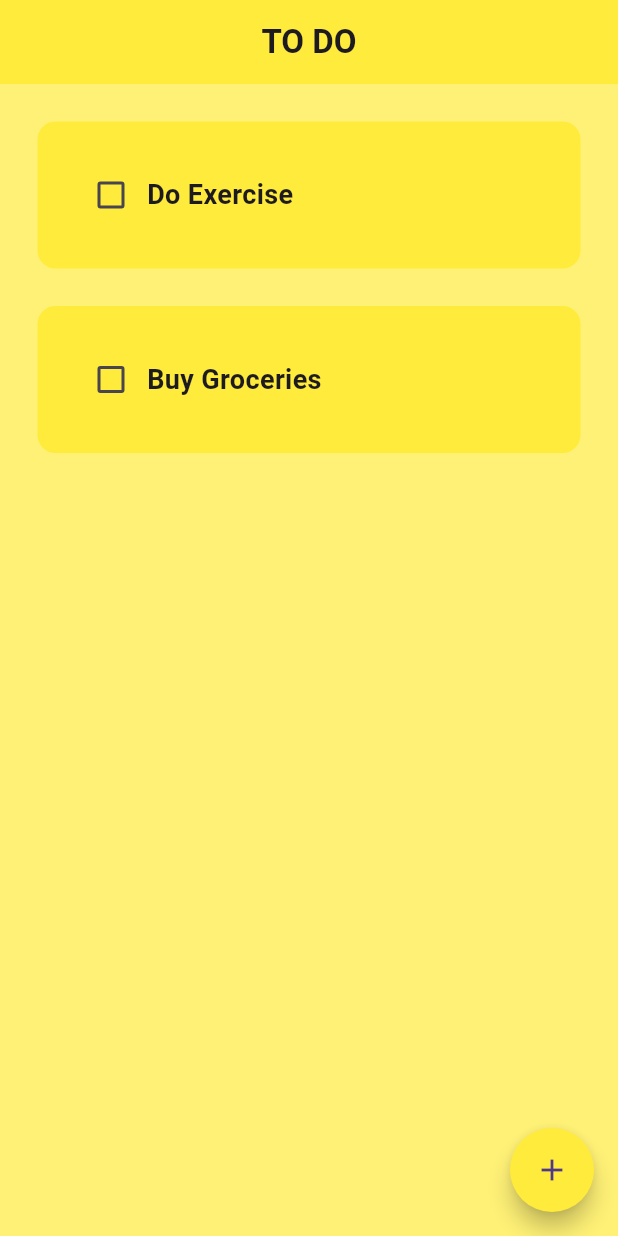
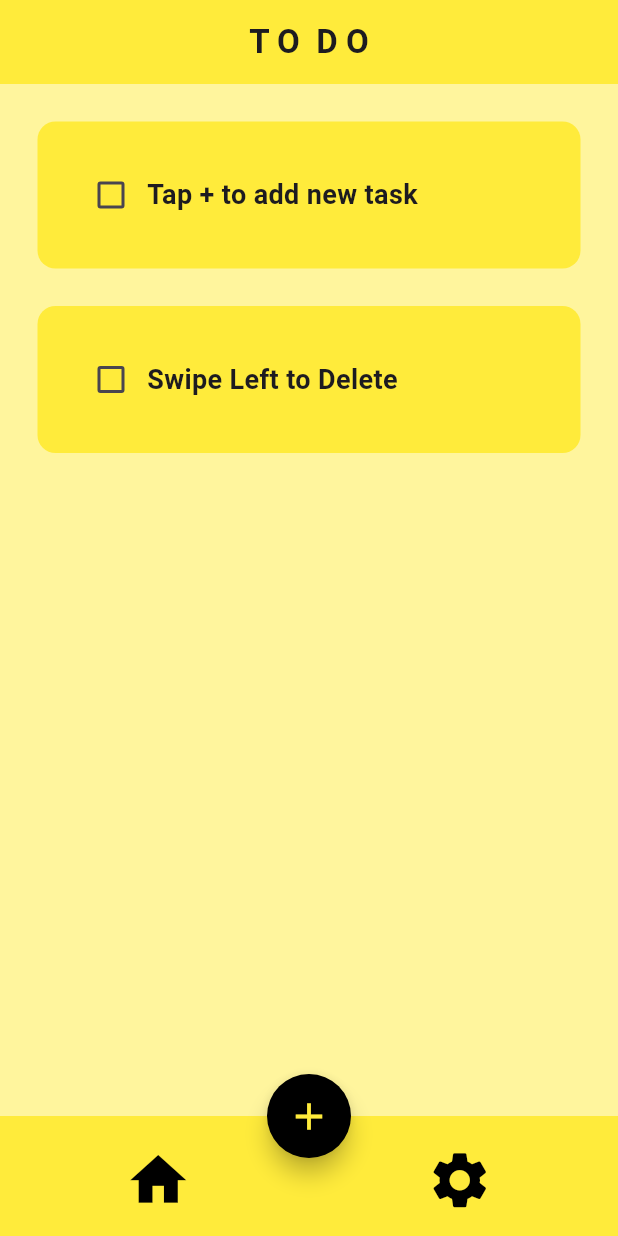
Before and after one commit to m-aqsam/flutter-functional-apps, a Flutter app: the screen it shows after launch, on a phone screen of 412 x 824 dp. Run offline on Flutter 3.47's test engine with Material 3 defaults, Android fonts, the phone set to English and light mode, and no system bars; drawn by our look-alikes of flutter_slidable.

Commit message:
final update

```diff
--- a/01_To_Do_App/to_do_app/lib/To_Do_HomePage.dart
+++ b/01_To_Do_App/to_do_app/lib/To_Do_HomePage.dart
@@ -1,6 +1,7 @@
 // ignore_for_file: prefer_const_constructors, prefer_const_literals_to_create_immutables
 
 import 'package:flutter/material.dart';
+import 'package:to_do_app/Setting_Page.dart';
 import 'package:to_do_app/components/MyListTile.dart';
 import 'package:to_do_app/components/My_DialogBox.dart';
 
@@ -18,8 +19,8 @@ class _To_Do_HomePageState extends State<To_Do_HomePage> {
   // To Do List
 
   List todoList = [
-    ["Do Exercise", false],
-    ["Buy Groceries", false],
+    ["Tap + to add new task ", false],
+    ["Swipe Left to Delete", false],
   ];
 
   // CheckBoxTap Method
@@ -69,17 +70,61 @@ class _To_Do_HomePageState extends State<To_Do_HomePage> {
     });
   }
 
+  // Edit Task Method
+
+  // My Method
+
+  // void editTask(index) {
+  //   showDialog(
+  //     context: context,
+  //     builder: (context) {
+  //       return My_DialogBox(
+  //         controller: _controller,
+  //         onSave: changeTask,
+  //         onCancel: cancelTask,
+  //       );
+  //     },
+  //   );
+  // }
+
+  // ChatGpt Method
+
+  void editTask(int index) {
+    _controller.text = todoList[index][0]; // Set the initial text in the dialog
+    showDialog(
+      context: context,
+      builder: (context) {
+        return My_DialogBox(
+          controller: _controller,
+          onSave: () => changeTask(index), // Pass the index argument here
+          onCancel: cancelTask,
+        );
+      },
+    );
+  }
+
+  // ChangeTask Method
+
+  void changeTask(index) {
+    setState(() {
+      //todoList.insert(index, [_controller.text, false]);
+      todoList[index][0] = _controller.text;
+      _controller.clear();
+      Navigator.of(context).pop();
+    });
+  }
+
   @override
   Widget build(BuildContext context) {
     return Scaffold(
-      backgroundColor: Colors.yellow[300],
+      backgroundColor: Colors.yellow[200],
 
       // App Bar
       appBar: AppBar(
         backgroundColor: Colors.yellow,
         title: Center(
           child: Text(
-            "TO DO",
+            "T O  D O",
             style: TextStyle(
               fontWeight: FontWeight.bold,
             ),
@@ -91,14 +136,64 @@ class _To_Do_HomePageState extends State<To_Do_HomePage> {
 
       floatingActionButton: FloatingActionButton(
         onPressed: createNewTask,
-        backgroundColor: Colors.yellow,
+        backgroundColor: Colors.black,
         shape: CircleBorder(),
-        child: Icon(Icons.add),
+        child: Icon(
+          Icons.add,
+          color: Colors.yellow,
+          size: 30,
+        ),
+      ),
+
+      floatingActionButtonLocation: FloatingActionButtonLocation.centerDocked,
+
+      // Bottom Nav Bar
+
+      bottomNavigationBar: BottomAppBar(
+        color: Colors.yellow,
+        child: Row(
+          mainAxisAlignment: MainAxisAlignment.center,
+          children: [
+            // Icons Button
+
+            // Home
+
+            IconButton(
+              onPressed: () {},
+              icon: Icon(
+                Icons.home,
+                size: 45,
+                color: Colors.black,
+              ),
+            ),
+
+            SizedBox(width: 140),
+
+            // Setting
+
+            IconButton(
+              onPressed: () {
+                Navigator.push(context, MaterialPageRoute(
+                  builder: (Context) {
+                    return Setting_Page();
+                  },
+                ));
+              },
+              icon: Icon(
+                Icons.settings,
+                size: 45,
+                color: Colors.black,
+              ),
+            ),
+          ],
+        ),
       ),
 
       // Body
 
-      body: ListView.builder(
+      body: Container(
+        height: 690,
+        child: ListView.builder(
           itemCount: todoList.length,
           itemBuilder: (context, index) {
             return MyListTile(
@@ -106,8 +201,10 @@ class _To_Do_HomePageState extends State<To_Do_HomePage> {
               taskCompleted: todoList[index][1],
               onChanged: (value) => checkBoxTap(value, index),
               deleteFunction: (context) => deleteTask(index),
+              editFunction: (context) => editTask(index),
             );
           },
+        ),
       ),
     );
   }
```
Lines whose indentation alone changed are shown as unchanged.
